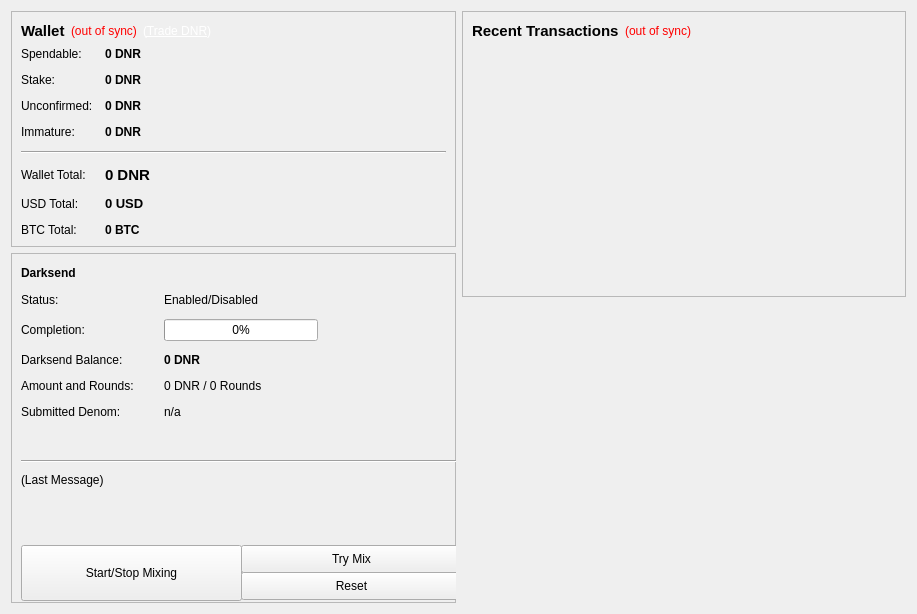
First picture: the form in src/qt/forms/overviewpage.ui, repository metaspartan/denarius, before the edit.
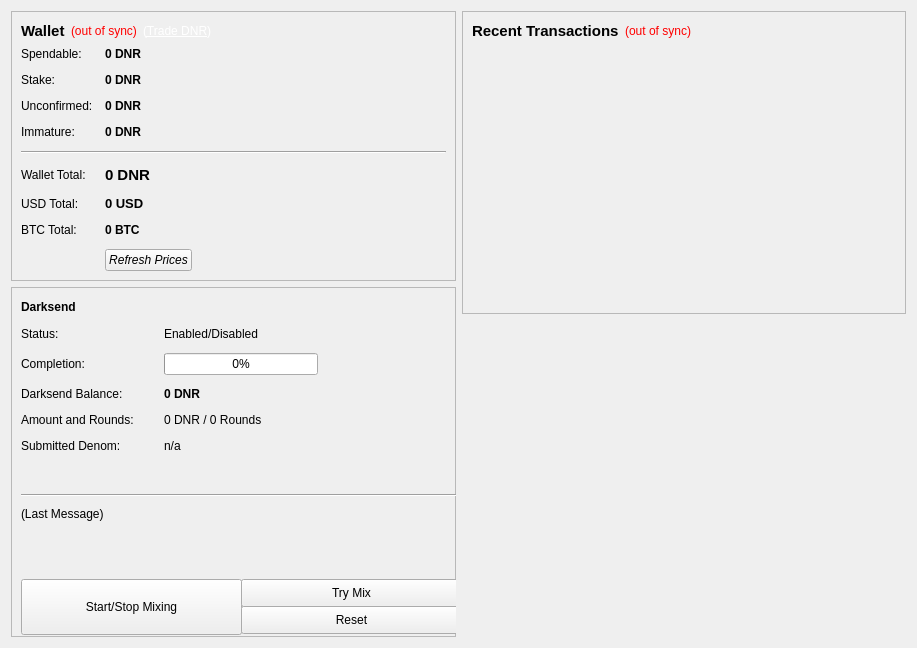
Second picture: the form after the edit. Icons and pictures are not drawn.

Commit message: Added Refresh button to Overview Balance

```diff
--- a/src/qt/forms/overviewpage.ui
+++ b/src/qt/forms/overviewpage.ui
@@ -7,7 +7,7 @@
     <x>0</x>
     <y>0</y>
     <width>917</width>
-    <height>587</height>
+    <height>624</height>
    </rect>
   </property>
   <property name="windowTitle">
@@ -305,6 +305,45 @@
             </property>
            </widget>
           </item>
+          <item row="8" column="1">
+           <widget class="QPushButton" name="refreshButton">
+            <property name="sizePolicy">
+             <sizepolicy hsizetype="Fixed" vsizetype="Fixed">
+              <horstretch>0</horstretch>
+              <verstretch>0</verstretch>
+             </sizepolicy>
+            </property>
+            <property name="baseSize">
+             <size>
+              <width>0</width>
+              <height>0</height>
+             </size>
+            </property>
+            <property name="font">
+             <font>
+              <italic>true</italic>
+             </font>
+            </property>
+            <property name="toolTip">
+             <string>Refresh your USD and BTC totals, forces price data from CMC.</string>
+            </property>
+            <property name="layoutDirection">
+             <enum>Qt::LeftToRight</enum>
+            </property>
+            <property name="text">
+             <string>Refresh Prices</string>
+            </property>
+            <property name="autoDefault">
+             <bool>false</bool>
+            </property>
+            <property name="default">
+             <bool>false</bool>
+            </property>
+            <property name="flat">
+             <bool>false</bool>
+            </property>
+           </widget>
+          </item>
          </layout>
         </item>
        </layout>
```
Lines whose indentation alone changed are shown as unchanged. The commit also changes 2 other files.
